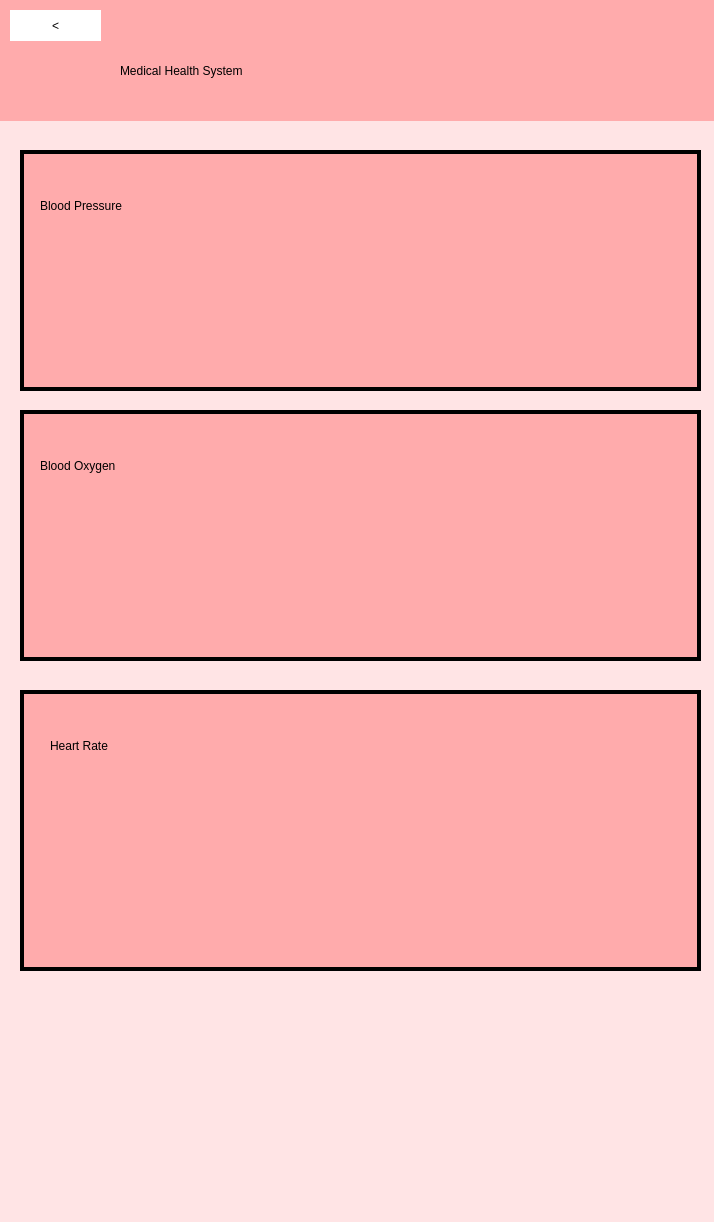
Old version of the form UI/PHS_Heart_Health.ui in the repository NaryanSambhi/CSCN72030---Sec3---Group2.
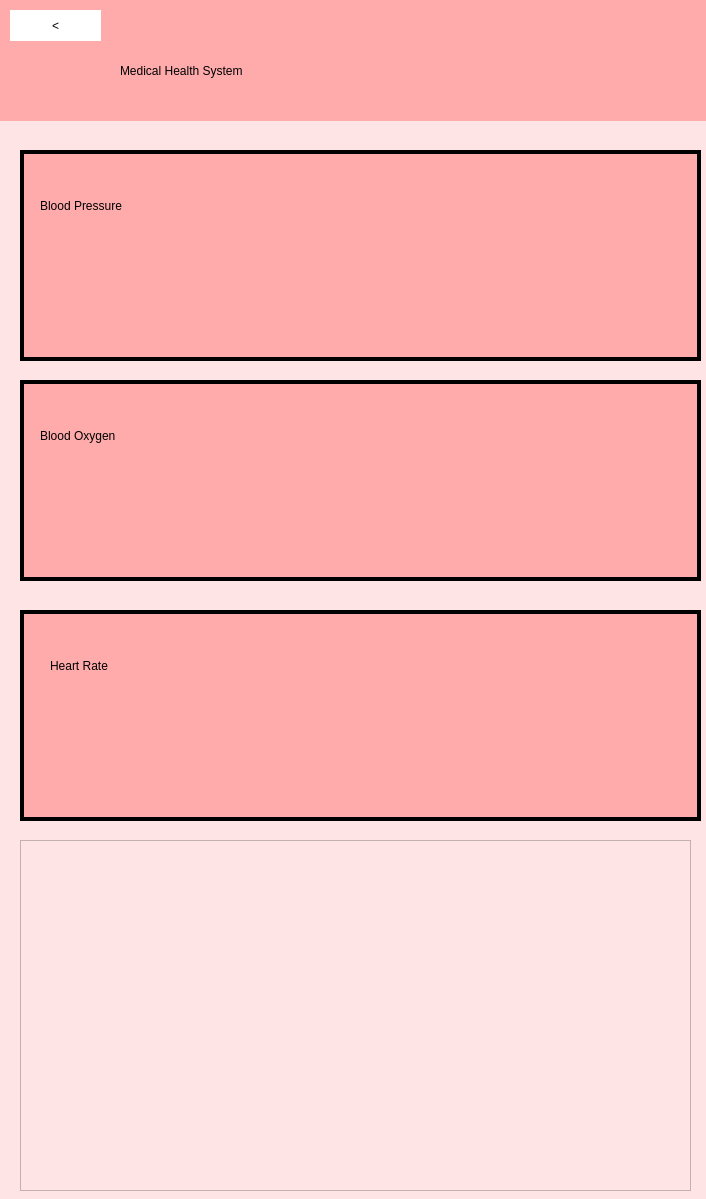
New version of the form. Icons and pictures are not drawn. Custom widgets are drawn as their Qt base class.

Commit message: added the widget for chart

What changed in the file:
```diff
--- a/UI/PHS_Heart_Health.ui
+++ b/UI/PHS_Heart_Health.ui
@@ -6,8 +6,8 @@
    <rect>
     <x>0</x>
     <y>0</y>
-    <width>714</width>
-    <height>1222</height>
+    <width>706</width>
+    <height>1199</height>
    </rect>
   </property>
   <property name="windowTitle">
@@ -35,7 +35,7 @@
        <x>20</x>
        <y>180</y>
        <width>681</width>
-       <height>241</height>
+       <height>211</height>
       </rect>
      </property>
      <property name="styleSheet">
@@ -105,9 +105,9 @@
      <property name="geometry">
       <rect>
        <x>20</x>
-       <y>440</y>
+       <y>410</y>
        <width>681</width>
-       <height>251</height>
+       <height>201</height>
       </rect>
      </property>
      <property name="styleSheet">
@@ -177,9 +177,9 @@
      <property name="geometry">
       <rect>
        <x>20</x>
-       <y>720</y>
+       <y>640</y>
        <width>681</width>
-       <height>281</height>
+       <height>211</height>
       </rect>
      </property>
      <property name="styleSheet">
@@ -301,9 +301,26 @@
       </property>
      </widget>
     </widget>
+    <widget class="PlotWidget" name="graphicsView">
+     <property name="geometry">
+      <rect>
+       <x>20</x>
+       <y>870</y>
+       <width>671</width>
+       <height>351</height>
+      </rect>
+     </property>
+    </widget>
    </widget>
   </widget>
  </widget>
+ <customwidgets>
+  <customwidget>
+   <class>PlotWidget</class>
+   <extends>QGraphicsView</extends>
+   <header>pyqtgraph</header>
+  </customwidget>
+ </customwidgets>
  <resources>
   <include location="Config.qrc"/>
  </resources>
```
The commit also changes 1 other file.
